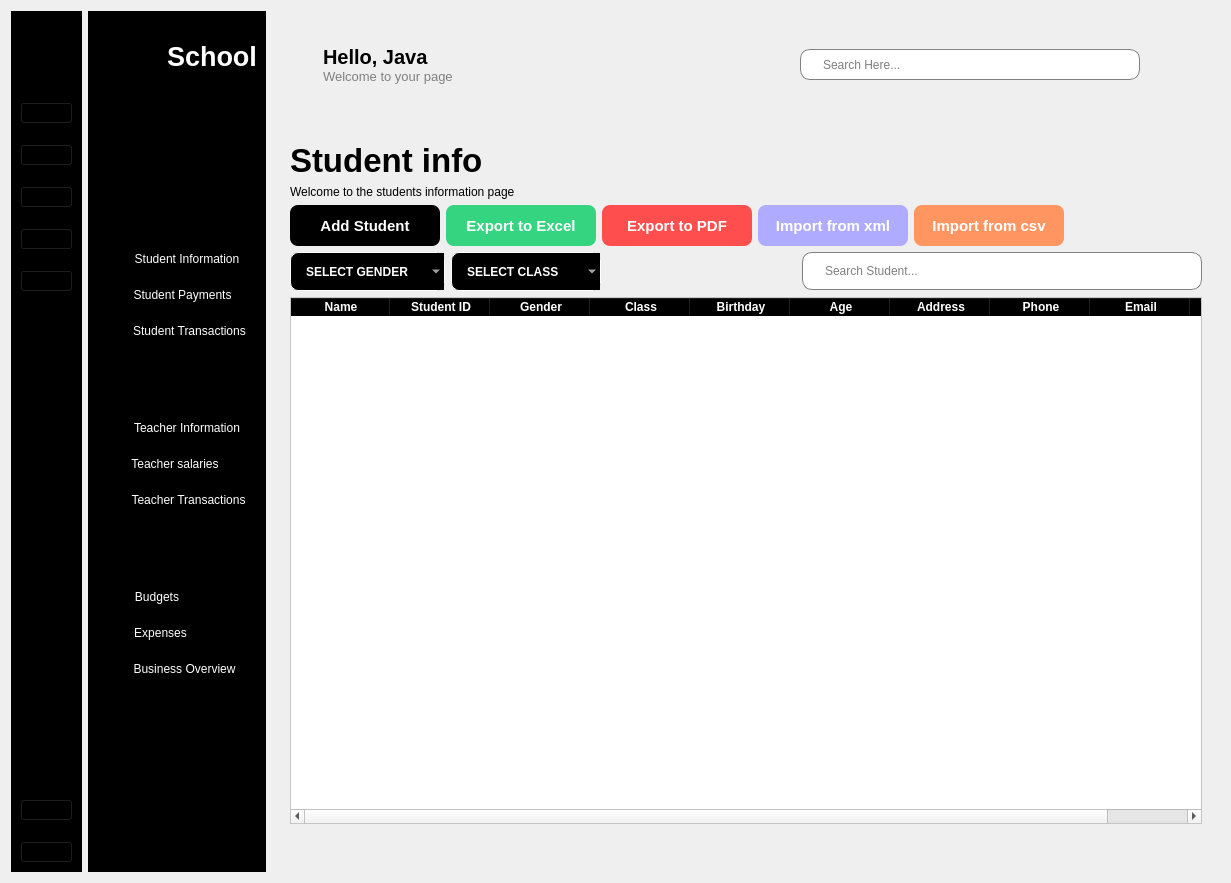
Diamondman51/students_management, file ui_files/index.ui: the form before one commit.
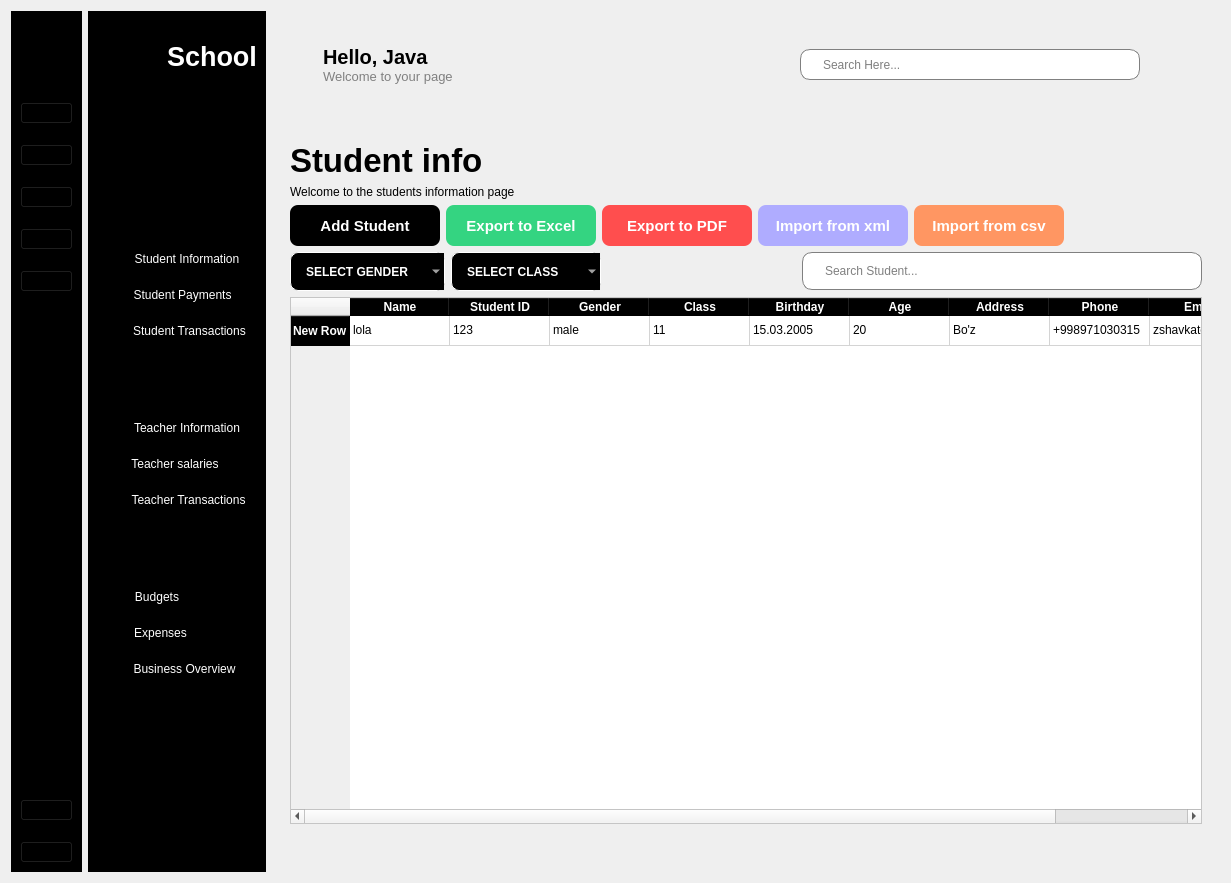
The form after the commit. Icons and pictures are not drawn.

Diff of the .ui file:
```diff
--- a/ui_files/index.ui
+++ b/ui_files/index.ui
@@ -1567,6 +1567,11 @@
                 <property name="horizontalScrollMode">
                  <enum>QAbstractItemView::ScrollPerPixel</enum>
                 </property>
+                <row>
+                 <property name="text">
+                  <string>New Row</string>
+                 </property>
+                </row>
                 <column>
                  <property name="text">
                   <string>Name</string>
@@ -1617,6 +1622,56 @@
                   <string>Actions</string>
                  </property>
                 </column>
+                <item row="0" column="0">
+                 <property name="text">
+                  <string>lola</string>
+                 </property>
+                </item>
+                <item row="0" column="1">
+                 <property name="text">
+                  <string>123</string>
+                 </property>
+                </item>
+                <item row="0" column="2">
+                 <property name="text">
+                  <string>male</string>
+                 </property>
+                </item>
+                <item row="0" column="3">
+                 <property name="text">
+                  <string>11</string>
+                 </property>
+                </item>
+                <item row="0" column="4">
+                 <property name="text">
+                  <string>15.03.2005</string>
+                 </property>
+                </item>
+                <item row="0" column="5">
+                 <property name="text">
+                  <string>20</string>
+                 </property>
+                </item>
+                <item row="0" column="6">
+                 <property name="text">
+                  <string>Bo'z</string>
+                 </property>
+                </item>
+                <item row="0" column="7">
+                 <property name="text">
+                  <string>+998971030315</string>
+                 </property>
+                </item>
+                <item row="0" column="8">
+                 <property name="text">
+                  <string>zshavkatov61@gmail.com</string>
+                 </property>
+                </item>
+                <item row="0" column="9">
+                 <property name="text">
+                  <string>no</string>
+                 </property>
+                </item>
                </widget>
               </item>
               <item row="5" column="0">
```
